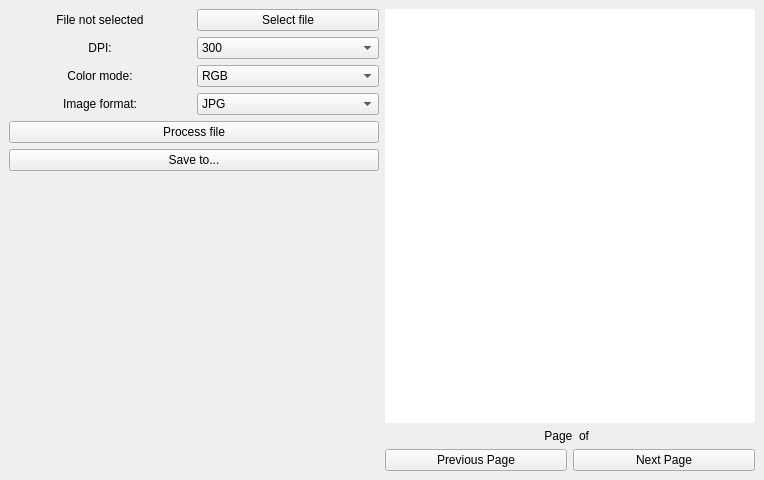
Above: converter/window.ui from IHappyPlant/PDF_Converter before the change. Below: the same form after it.
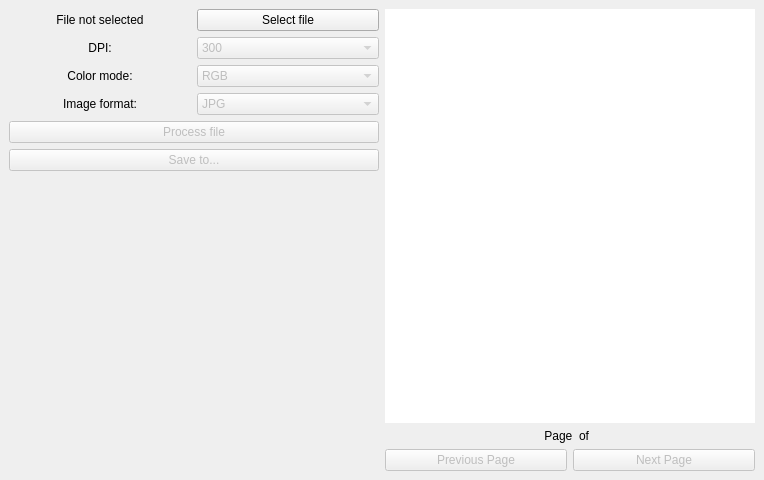
That is the form after the change.

```diff
--- a/converter/window.ui
+++ b/converter/window.ui
@@ -58,6 +58,9 @@
         </item>
         <item>
          <widget class="QComboBox" name="dpi_box">
+          <property name="enabled">
+           <bool>false</bool>
+          </property>
           <property name="currentIndex">
            <number>5</number>
           </property>
@@ -149,6 +152,9 @@
         </item>
         <item>
          <widget class="QComboBox" name="color_mode_box">
+          <property name="enabled">
+           <bool>false</bool>
+          </property>
           <item>
            <property name="text">
             <string>RGB</string>
@@ -187,6 +193,9 @@
         </item>
         <item>
          <widget class="QComboBox" name="image_format_box">
+          <property name="enabled">
+           <bool>false</bool>
+          </property>
           <item>
            <property name="text">
             <string>JPG</string>
@@ -203,6 +212,9 @@
       </item>
       <item>
        <widget class="QPushButton" name="process_doc_btn">
+        <property name="enabled">
+         <bool>false</bool>
+        </property>
         <property name="text">
          <string>Process file</string>
         </property>
@@ -210,6 +222,9 @@
       </item>
       <item>
        <widget class="QPushButton" name="save_file_btn">
+        <property name="enabled">
+         <bool>false</bool>
+        </property>
         <property name="text">
          <string>Save to...</string>
         </property>
@@ -262,6 +277,9 @@
        <layout class="QHBoxLayout" name="nav_buttons_layout">
         <item>
          <widget class="QPushButton" name="to_prev_btn">
+          <property name="enabled">
+           <bool>false</bool>
+          </property>
           <property name="text">
            <string>Previous Page</string>
           </property>
@@ -269,6 +287,9 @@
         </item>
         <item>
          <widget class="QPushButton" name="to_next_btn">
+          <property name="enabled">
+           <bool>false</bool>
+          </property>
           <property name="text">
            <string>Next Page</string>
           </property>
```
